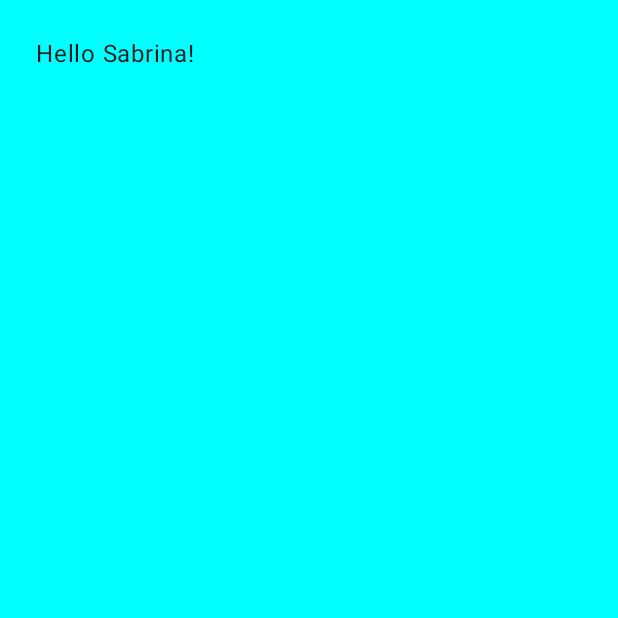
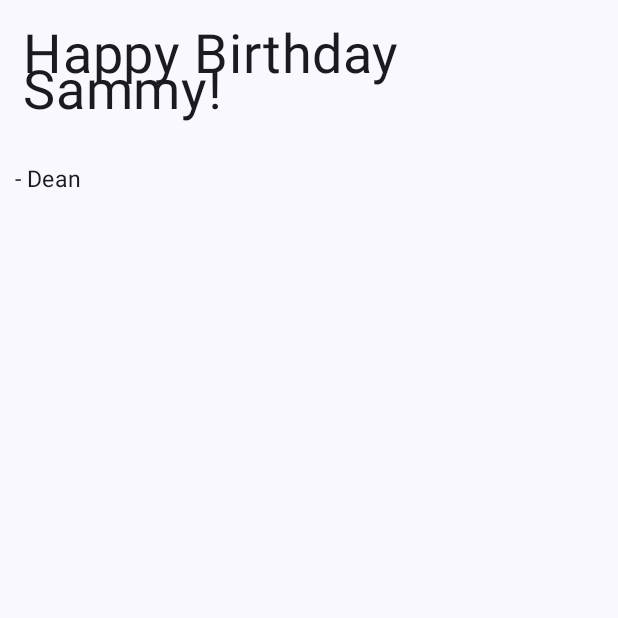
Before and after one commit to SabrinaAug/MyGreetingCard, an Android app built with Jetpack Compose: the screen it shows after launch (MainActivity), on a phone screen of 412 x 824 dp, the top half of it. Before the commit the part shown is almost empty. Run offline under Robolectric (Android 15) with nearby library versions, the phone set to English and light mode, and no system bars.

Commit message:
Modification du text (changement de position et de taille)

```diff
--- a/app/src/main/java/com/example/mygreetingcard/MainActivity.kt
+++ b/app/src/main/java/com/example/mygreetingcard/MainActivity.kt
@@ -3,7 +3,7 @@ package com.example.mygreetingcard
 import android.os.Bundle
 import androidx.activity.ComponentActivity
 import androidx.activity.compose.setContent
-import androidx.compose.foundation.layout.Box
+import androidx.compose.foundation.layout.Column
 import androidx.compose.foundation.layout.fillMaxSize
 import androidx.compose.foundation.layout.padding
 import androidx.compose.material3.MaterialTheme
@@ -11,9 +11,9 @@ import androidx.compose.material3.Surface
 import androidx.compose.material3.Text
 import androidx.compose.runtime.Composable
 import androidx.compose.ui.Modifier
-import androidx.compose.ui.graphics.Color
 import androidx.compose.ui.tooling.preview.Preview
 import androidx.compose.ui.unit.dp
+import androidx.compose.ui.unit.sp
 import com.example.mygreetingcard.ui.theme.MyGreetingCardTheme
 
 class MainActivity : ComponentActivity() {
@@ -22,8 +22,14 @@ class MainActivity : ComponentActivity() {
         setContent {
             MyGreetingCardTheme {
                 // A surface container using the 'background' color from the theme
-                Surface(modifier = Modifier.fillMaxSize(), color = MaterialTheme.colorScheme.background) {
-                    Greeting("Sabrina")
+                Surface(
+                    modifier = Modifier.fillMaxSize(),
+                    color = MaterialTheme.colorScheme.background
+                ) {
+                    BirthdayGreetingWithText(
+                        message = "Happy Birthday Sammy!",
+                        from = "- Dean")
+
                 }
             }
         }
@@ -31,19 +37,34 @@ class MainActivity : ComponentActivity() {
 }
 
 @Composable
-fun Greeting(name: String, modifier: Modifier = Modifier) {
-    Surface(color = Color.Cyan) {
+fun BirthdayGreetingWithText(
+    modifier: Modifier = Modifier,
+    message: String,
+    from: String
+){
+    Column {
         Text(
-            text = "Hello $name!",
-            modifier = modifier.padding(24.dp)
+            text = message,
+            fontSize = 36.sp,
+            modifier = modifier.padding(15.dp)
+        )
+        Text(
+            text = from,
+            fontSize = 15.sp,
+            modifier = modifier.padding(10.dp)
         )
     }
 }
+
+
 
 @Preview(showBackground = true)
 @Composable
 fun GreetingPreview() {
     MyGreetingCardTheme {
-        Greeting("Sabrina")
+        BirthdayGreetingWithText(
+            message = "Happy Birthday Sammy!",
+            from = "- Dean"
+        )
     }
 }
```
